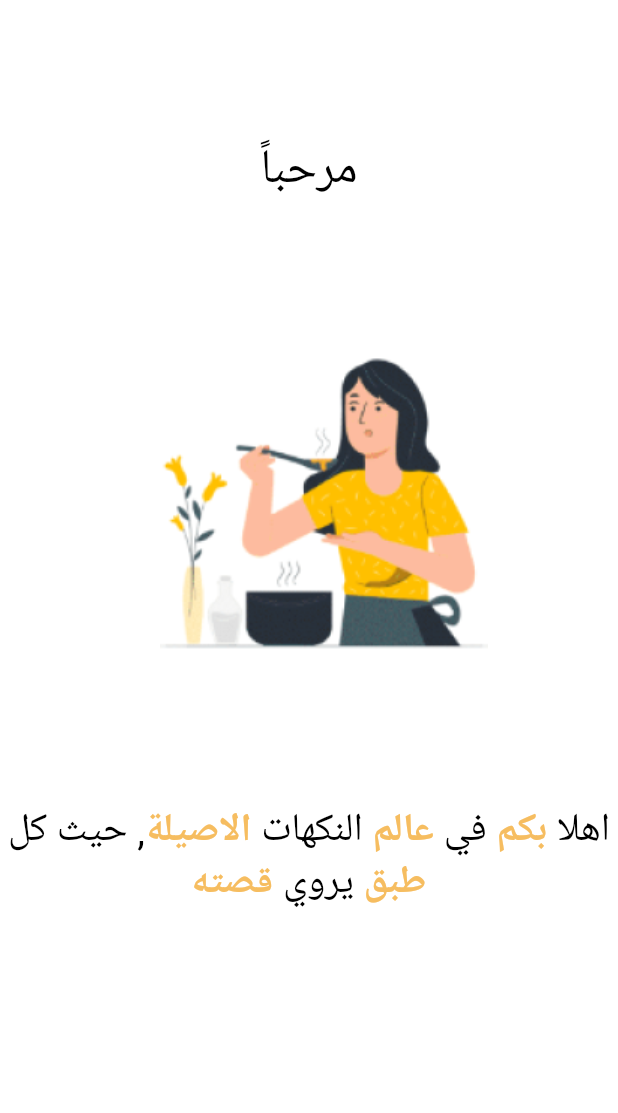
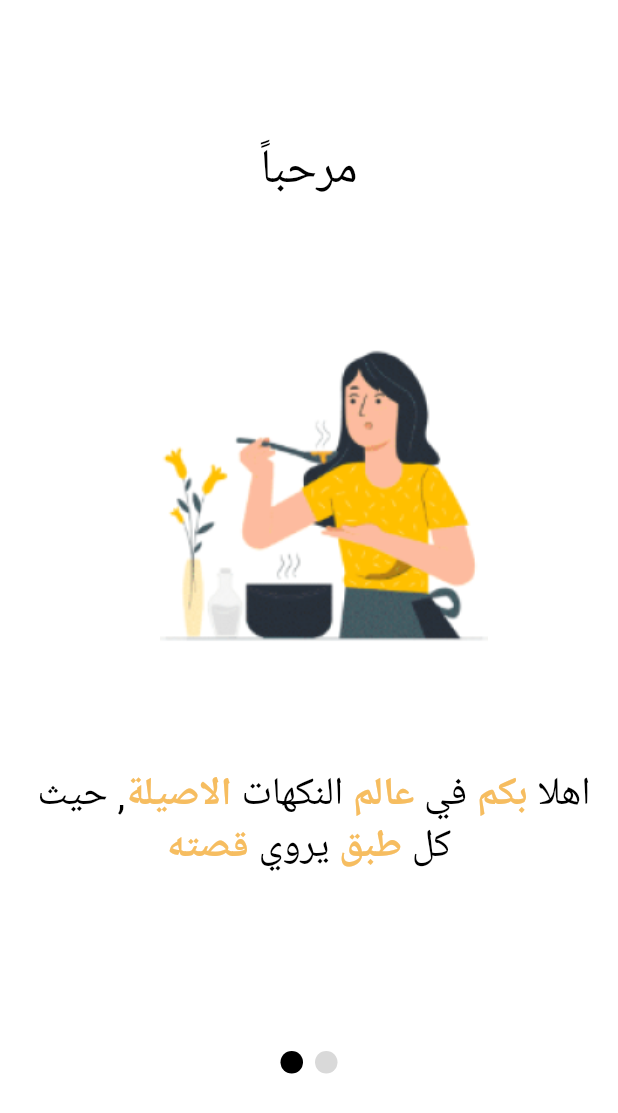
Before and after one commit to mom-food/momFood, a Flutter app: the screen it shows after launch, on a phone screen of 412 x 824 dp. Shown: the top 1113 px of the screen. Run offline on Flutter 3.47's test engine with Material 3 defaults, Android fonts, the phone set to English and light mode, and no system bars; drawn by our look-alikes of smooth_page_indicator.

Commit message:
add dot indicator

```diff
--- a/app/lib/View/Screens/OnBoarding1.dart
+++ b/app/lib/View/Screens/OnBoarding1.dart
@@ -1,5 +1,7 @@
 import 'package:flutter/material.dart';
+import 'package:smooth_page_indicator/smooth_page_indicator.dart';
 
+import '../Widgets/PageIndicator.dart';
 import 'Home.dart';
 
 class Onboarding1 extends StatefulWidget {
@@ -38,7 +40,8 @@ class _Onboarding1State extends State<Onboarding1> {
                   style: TextStyle(fontSize: 32),
                 ),
               ),
-              SizedBox(height: 20), // Add space between "مرحباً" text and image
+              SizedBox(height: 15),
+              SizedBox(width: 15),
 
               Padding(
                 padding: const EdgeInsets.only(top: 50,left: 20),
@@ -50,12 +53,15 @@ class _Onboarding1State extends State<Onboarding1> {
                   ),
                 ),
               ),
-              SizedBox(height: 50),
+              SizedBox(height: 15),
+              SizedBox(width: 15),
               Padding(
                 padding: const EdgeInsets.only(top: 50),
+                child: Padding(
+                  padding: const EdgeInsets.all(16.0),
                   child: RichText(
                     text: TextSpan(
-                    text: 'اهلا ',
+                      text: ' اهلا ',
                       style: TextStyle(fontSize: 26, color: Colors.black),
                       children: <TextSpan>[
                         TextSpan(
@@ -87,6 +93,25 @@ class _Onboarding1State extends State<Onboarding1> {
                     textAlign: TextAlign.center,
                   ),
                 ),
+              ),
+              SizedBox(height: 15),
+              Expanded(
+                child: Padding(
+                  padding: const EdgeInsets.only(bottom: 20),
+                  child: PageIndicator(
+                    controller: _pageController,
+                    count: 2,
+                    onDotClicked: (index) {
+                      if (index == 1) {
+                        Navigator.push(
+                          context,
+                          MaterialPageRoute(builder: (context) => MyHomePage(title: "Onboarding2")),
+                        );
+                      }
+                    },
+                  ),
+                ),
+              ),
             ],
           ),
         ),
--- /dev/null
+++ b/app/lib/View/Widgets/PageIndicator.dart
@@ -0,0 +1,29 @@
+import 'package:flutter/material.dart';
+import 'package:smooth_page_indicator/smooth_page_indicator.dart';
+
+class PageIndicator extends StatelessWidget {
+  final PageController controller;
+  final Function(int)? onDotClicked;
+  final int count;
+
+  PageIndicator({
+    required this.controller,
+    required this.onDotClicked,
+    required this.count,
+  });
+
+  @override
+  Widget build(BuildContext context) {
+    return SmoothPageIndicator(
+      controller: controller,
+      count: count,
+      effect: SwapEffect(
+        activeDotColor: Color(0xFF000000),
+        dotColor: Color(0xFFD9D9D9),
+        dotHeight: 15,
+        dotWidth: 15,
+      ),
+      onDotClicked: onDotClicked,
+    );
+  }
+}
--- a/app/pubspec.yaml
+++ b/app/pubspec.yaml
@@ -35,6 +35,7 @@ dependencies:
   # The following adds the Cupertino Icons font to your application.
   # Use with the CupertinoIcons class for iOS style icons.
   cupertino_icons: ^1.0.6
+  smooth_page_indicator: ^1.0.0+2
 
 dev_dependencies:
   flutter_test:
```
Also changed, not shown: app/pubspec.lock, 1 other file. Lines whose indentation alone changed are shown as unchanged.
